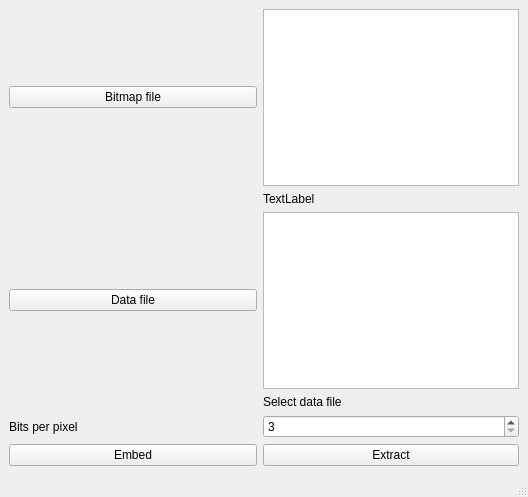
Above: mainwindow.ui from LuisMSuarez/QTSampleApp before the change. Below: the same form after it.
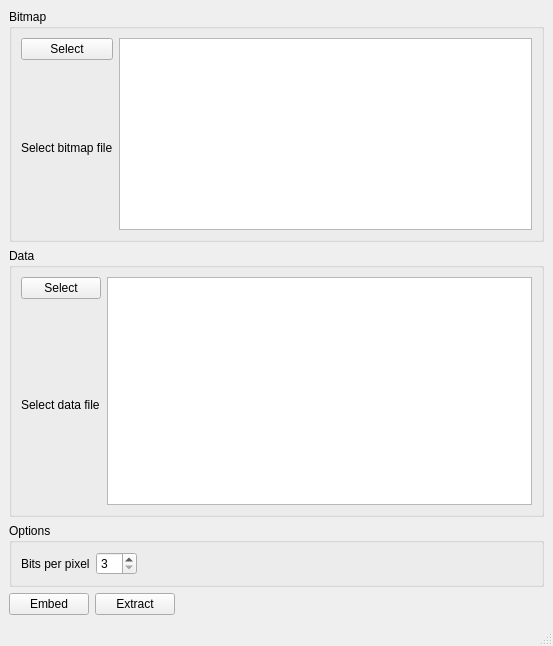
That is the form after the change.

Commit message: Improvement to layout and status bar message

Patch:
```diff
--- a/mainwindow.ui
+++ b/mainwindow.ui
@@ -6,8 +6,8 @@
    <rect>
     <x>0</x>
     <y>0</y>
-    <width>528</width>
-    <height>497</height>
+    <width>553</width>
+    <height>646</height>
    </rect>
   </property>
   <property name="windowTitle">
@@ -15,18 +15,129 @@
   </property>
   <widget class="QWidget" name="centralwidget">
    <layout class="QGridLayout" name="gridLayout">
-    <item row="2" column="1">
+    <item row="0" column="0">
+     <widget class="QGroupBox" name="groupBox">
+      <property name="title">
+       <string>Bitmap</string>
+      </property>
+      <layout class="QGridLayout" name="gridLayout_2">
+       <item row="0" column="0">
+        <layout class="QHBoxLayout" name="horizontalLayout">
+         <item>
+          <layout class="QVBoxLayout" name="verticalLayout">
+           <item>
+            <widget class="QPushButton" name="pushButtonFileSelection">
+             <property name="sizePolicy">
+              <sizepolicy hsizetype="Minimum" vsizetype="Fixed">
+               <horstretch>0</horstretch>
+               <verstretch>0</verstretch>
+              </sizepolicy>
+             </property>
+             <property name="text">
+              <string>Select</string>
+             </property>
+            </widget>
+           </item>
+           <item>
+            <widget class="QLabel" name="labelSourceBitmapFilePath">
+             <property name="text">
+              <string>Select bitmap file</string>
+             </property>
+            </widget>
+           </item>
+          </layout>
+         </item>
+         <item>
+          <widget class="QGraphicsView" name="graphicsView">
+           <property name="sizePolicy">
+            <sizepolicy hsizetype="Expanding" vsizetype="Preferred">
+             <horstretch>0</horstretch>
+             <verstretch>0</verstretch>
+            </sizepolicy>
+           </property>
+          </widget>
+         </item>
+        </layout>
+       </item>
+      </layout>
+     </widget>
+    </item>
+    <item row="1" column="0">
+     <widget class="QGroupBox" name="groupBox_2">
+      <property name="title">
+       <string>Data</string>
+      </property>
+      <layout class="QGridLayout" name="gridLayout_3">
+       <item row="0" column="0">
+        <layout class="QHBoxLayout" name="horizontalLayout_2">
+         <item>
+          <layout class="QVBoxLayout" name="verticalLayout_2">
+           <item>
+            <widget class="QPushButton" name="pushButtonDataFileSelection">
+             <property name="sizePolicy">
+              <sizepolicy hsizetype="Minimum" vsizetype="Fixed">
+               <horstretch>0</horstretch>
+               <verstretch>0</verstretch>
+              </sizepolicy>
+             </property>
+             <property name="text">
+              <string>Select</string>
+             </property>
+            </widget>
+           </item>
+           <item>
+            <widget class="QLabel" name="labelDataFileSourcePath">
+             <property name="text">
+              <string>Select data file</string>
+             </property>
+            </widget>
+           </item>
+          </layout>
+         </item>
+         <item>
      <widget class="QPlainTextEdit" name="plainTextEdit">
       <property name="sizePolicy">
-       <sizepolicy hsizetype="Maximum" vsizetype="Expanding">
+            <sizepolicy hsizetype="Expanding" vsizetype="Expanding">
         <horstretch>0</horstretch>
         <verstretch>0</verstretch>
        </sizepolicy>
       </property>
      </widget>
     </item>
-    <item row="4" column="1">
+        </layout>
+       </item>
+      </layout>
+     </widget>
+    </item>
+    <item row="2" column="0">
+     <widget class="QGroupBox" name="groupBox_3">
+      <property name="title">
+       <string>Options</string>
+      </property>
+      <layout class="QFormLayout" name="formLayout">
+       <item row="0" column="0">
+        <layout class="QHBoxLayout" name="horizontalLayout_3">
+         <item>
+          <widget class="QLabel" name="label">
+           <property name="sizePolicy">
+            <sizepolicy hsizetype="Preferred" vsizetype="Preferred">
+             <horstretch>0</horstretch>
+             <verstretch>0</verstretch>
+            </sizepolicy>
+           </property>
+           <property name="text">
+            <string>Bits per pixel</string>
+           </property>
+          </widget>
+         </item>
+         <item>
      <widget class="QSpinBox" name="spinBoxBitsPerPixel">
+           <property name="sizePolicy">
+            <sizepolicy hsizetype="Preferred" vsizetype="Fixed">
+             <horstretch>0</horstretch>
+             <verstretch>0</verstretch>
+            </sizepolicy>
+           </property>
       <property name="minimum">
        <number>3</number>
       </property>
@@ -38,76 +149,40 @@
       </property>
      </widget>
     </item>
-    <item row="5" column="1">
-     <widget class="QPushButton" name="pushButtonExtract">
-      <property name="text">
-       <string>Extract</string>
-      </property>
-     </widget>
-    </item>
-    <item row="4" column="0">
-     <widget class="QLabel" name="label">
-      <property name="text">
-       <string>Bits per pixel</string>
-      </property>
+        </layout>
+       </item>
+      </layout>
      </widget>
     </item>
-    <item row="1" column="1">
-     <widget class="QLabel" name="labelSourceBitmapFilePath">
-      <property name="text">
-       <string>TextLabel</string>
-      </property>
-     </widget>
-    </item>
-    <item row="0" column="1">
-     <widget class="QGraphicsView" name="graphicsView">
-      <property name="sizePolicy">
-       <sizepolicy hsizetype="Maximum" vsizetype="Expanding">
-        <horstretch>0</horstretch>
-        <verstretch>0</verstretch>
-       </sizepolicy>
-      </property>
-     </widget>
-    </item>
+    <item row="3" column="0">
+     <layout class="QFormLayout" name="formLayout_2">
     <item row="0" column="0">
-     <widget class="QPushButton" name="pushButtonFileSelection">
-      <property name="sizePolicy">
-       <sizepolicy hsizetype="MinimumExpanding" vsizetype="Fixed">
-        <horstretch>0</horstretch>
-        <verstretch>0</verstretch>
-       </sizepolicy>
-      </property>
-      <property name="text">
-       <string>Bitmap file</string>
-      </property>
-     </widget>
-    </item>
-    <item row="3" column="1">
-     <widget class="QLabel" name="labelDataFileSourcePath">
-      <property name="text">
-       <string>Select data file</string>
-      </property>
-     </widget>
-    </item>
-    <item row="5" column="0">
      <widget class="QPushButton" name="pushButtonEmbed">
+        <property name="sizePolicy">
+         <sizepolicy hsizetype="Fixed" vsizetype="Fixed">
+          <horstretch>0</horstretch>
+          <verstretch>0</verstretch>
+         </sizepolicy>
+        </property>
       <property name="text">
        <string>Embed</string>
       </property>
      </widget>
     </item>
-    <item row="2" column="0">
-     <widget class="QPushButton" name="pushButtonDataFileSelection">
+      <item row="0" column="1">
+       <widget class="QPushButton" name="pushButtonExtract">
       <property name="sizePolicy">
-       <sizepolicy hsizetype="MinimumExpanding" vsizetype="Fixed">
+         <sizepolicy hsizetype="Fixed" vsizetype="Fixed">
         <horstretch>0</horstretch>
         <verstretch>0</verstretch>
        </sizepolicy>
       </property>
       <property name="text">
-       <string>Data file</string>
-      </property>
-     </widget>
+         <string>Extract</string>
+        </property>
+       </widget>
+      </item>
+     </layout>
     </item>
    </layout>
   </widget>
```
Left out of the diff: 2 changed lines with no effect on the pictures. Lines whose indentation alone changed are shown as unchanged. The commit also changes 7 other files.
